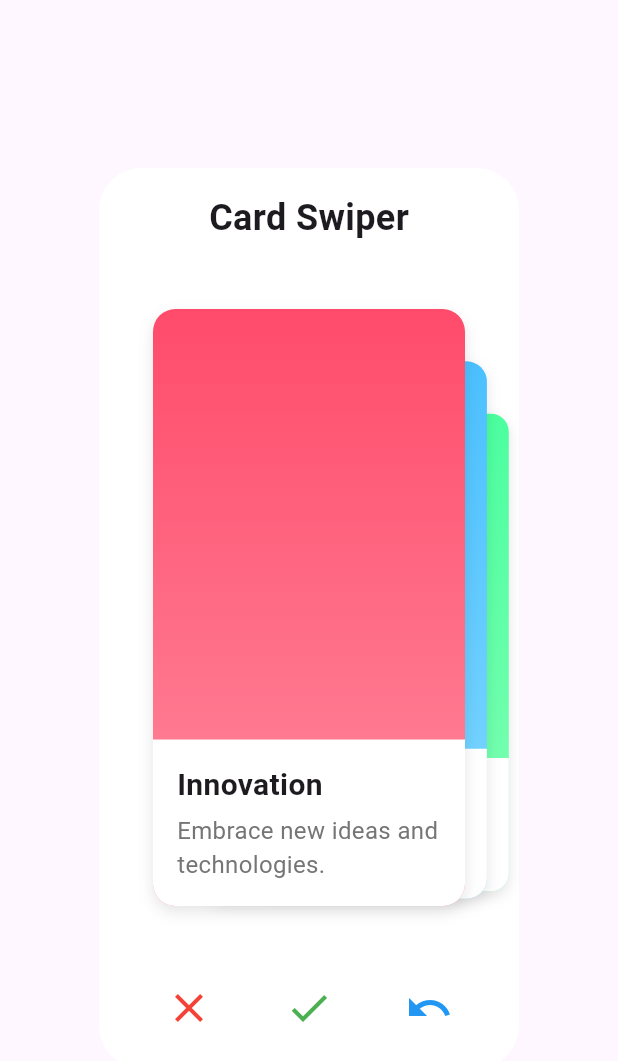
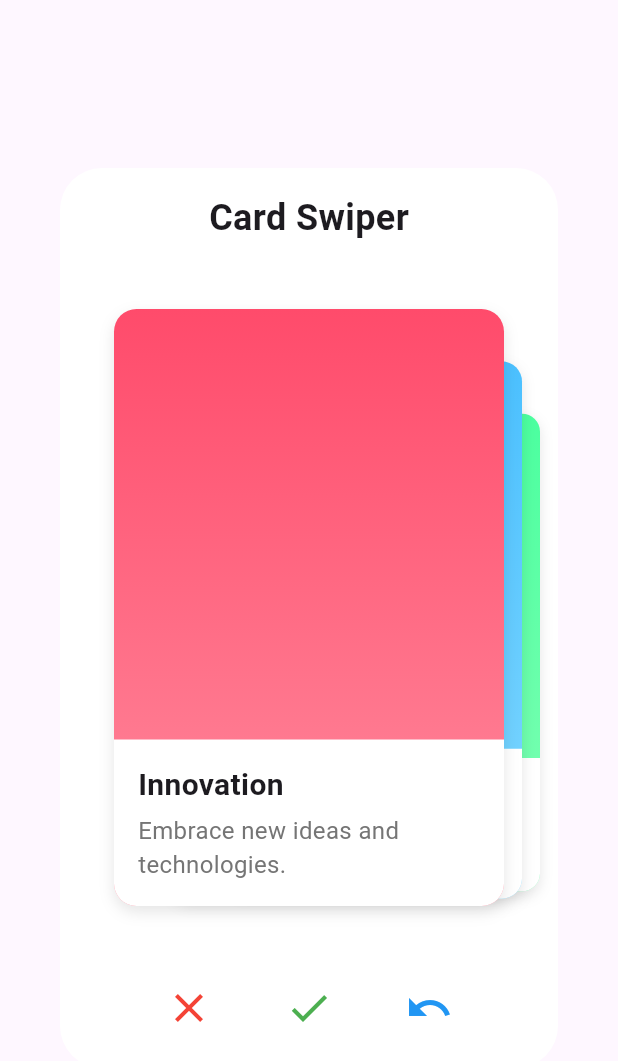
Before and after one commit to Docteur-Parfait/beautiful_dialog, a Flutter app: the CardSwiperDialogContent widget shown alone on an empty page, opened directly, on a phone screen of 412 x 824 dp. Shown: the top 1061 px of the screen. Run offline on Flutter 3.47's test engine with Material 3 defaults, Android fonts, the phone set to English and light mode, and no system bars; drawn by our look-alikes of flutter_card_swiper; our stand-ins replace audioplayers, bot_toast, fl_chart, flutter_svg, gap, share_plus and 1 more; missing offline and left inert: dart:html.

Commit message:
Refactor card_swiper_dialog.dart to fix dialog width and height

```diff
--- a/lib/dialogs/card_swiper_dialog.dart
+++ b/lib/dialogs/card_swiper_dialog.dart
@@ -175,7 +175,7 @@ class _CardSwiperDialogContentState extends State<CardSwiperDialogContent> {
       backgroundColor: Colors.white,
       child: Container(
         padding: const EdgeInsets.all(16),
-        width: MediaQuery.of(context).size.width * 0.3,
+        width: 400,
         height: 600,
         child: Column(
           children: [
```
